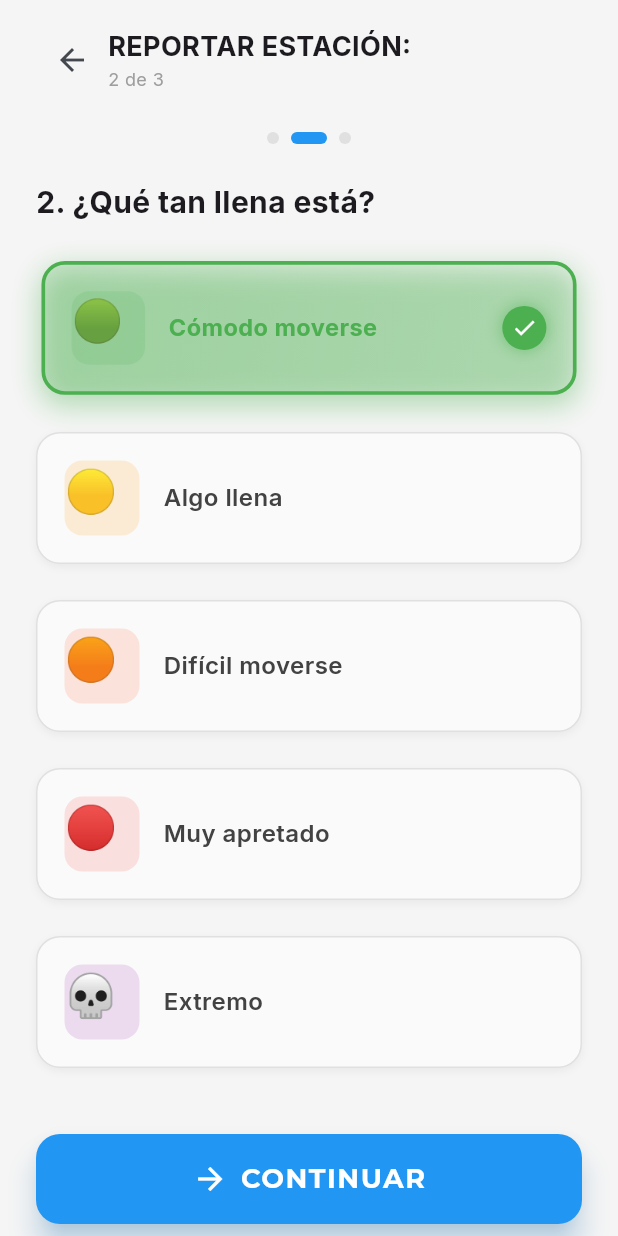
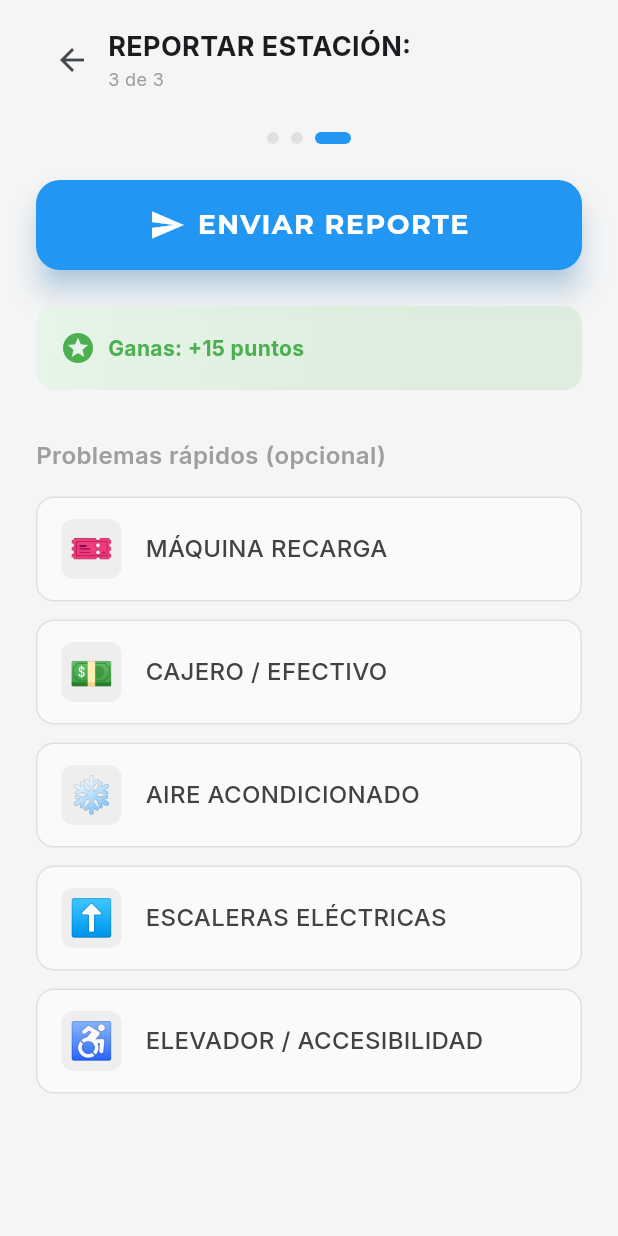
Before and after one commit to dieguzzz/MAQ, a Flutter app: the StationReportView widget shown alone on an empty page, opened directly with empty values, after a tap on "REPORTAR ESTACIÓN", after a tap on "✅ SÍ - Todo funciona", after a tap on "🟢 BAJA", on a phone screen of 412 x 824 dp. Run offline on Flutter 3.47's test engine with Material 3 defaults, Android fonts, the phone set to English and light mode, and no system bars; our stand-ins replace cloud_firestore, cloud_functions, firebase_auth, firebase_core, firebase_messaging, firebase_storage and 10 more; missing offline and left inert: app_settings; accounts and stored records are empty; generated files the repository leaves out were written again; network calls fail.

Commit message:
fix: Avanzar automÃ¡ticamente a pÃ¡gina 3 al seleccionar opciÃ³n en pÃ¡gina 2 y eliminar botÃ³n CONTINUAR
- Avanzar automÃ¡ticamente despuÃ©s de seleccionar nivel de aglomeraciÃ³n
- Eliminar botÃ³n CONTINUAR de la pÃ¡gina 2 del formulario de estaciÃ³n
- Mantener navegaciÃ³n automÃ¡tica solo para formulario de estaciÃ³n pÃ¡gina 2

```diff
--- a/lib/widgets/station_report_sheet.dart
+++ b/lib/widgets/station_report_sheet.dart
@@ -1450,37 +1450,6 @@ class _StationReportViewState extends State<StationReportView>
           _buildCrowdOption(4, '🔴 MUY LLENA', 'Muy apretado', Colors.red),
           const SizedBox(height: 12),
           _buildCrowdOption(5, '💀 SARDINA', 'Extremo', Colors.purple),
-          const SizedBox(height: 32),
-          // Botón para continuar a la siguiente página
-          if (_crowdLevel != null)
-            SizedBox(
-              width: double.infinity,
-              child: ElevatedButton.icon(
-                onPressed: () {
-                  HapticFeedback.lightImpact();
-                  _goToNextPage();
-                },
-                icon: const Icon(Icons.arrow_forward, size: 24),
-                label: const Text(
-                  'CONTINUAR',
-                  style: TextStyle(
-                    fontSize: 18,
-                    fontWeight: FontWeight.bold,
-                    letterSpacing: 1,
-                  ),
-                ),
-                style: ElevatedButton.styleFrom(
-                  padding: const EdgeInsets.symmetric(vertical: 18),
-                  backgroundColor: Colors.blue,
-                  foregroundColor: Colors.white,
-                  shape: RoundedRectangleBorder(
-                    borderRadius: BorderRadius.circular(16),
-                  ),
-                  elevation: 8,
-                  shadowColor: Colors.blue.withOpacity(0.5),
-                ),
-              ),
-            ),
         ],
       ),
     );
@@ -2208,7 +2177,14 @@ class _StationReportViewState extends State<StationReportView>
                 onTap: () {
                   HapticFeedback.lightImpact();
                   setState(() => _crowdLevel = level);
-                  // No avanzar automáticamente en la página 2 - el usuario debe presionar CONTINUAR
+                  // Si es la página 2 del formulario de estación, avanzar automáticamente después de un breve delay
+                  if (_reportType == 'station' && _currentFormPage == 1) {
+                    Future.delayed(const Duration(milliseconds: 400), () {
+                      if (mounted && _currentFormPage == 1 && _crowdLevel == level) {
+                        _goToNextPage();
+                      }
+                    });
+                  }
                 },
                 borderRadius: BorderRadius.circular(16),
                 child: Padding(
```
